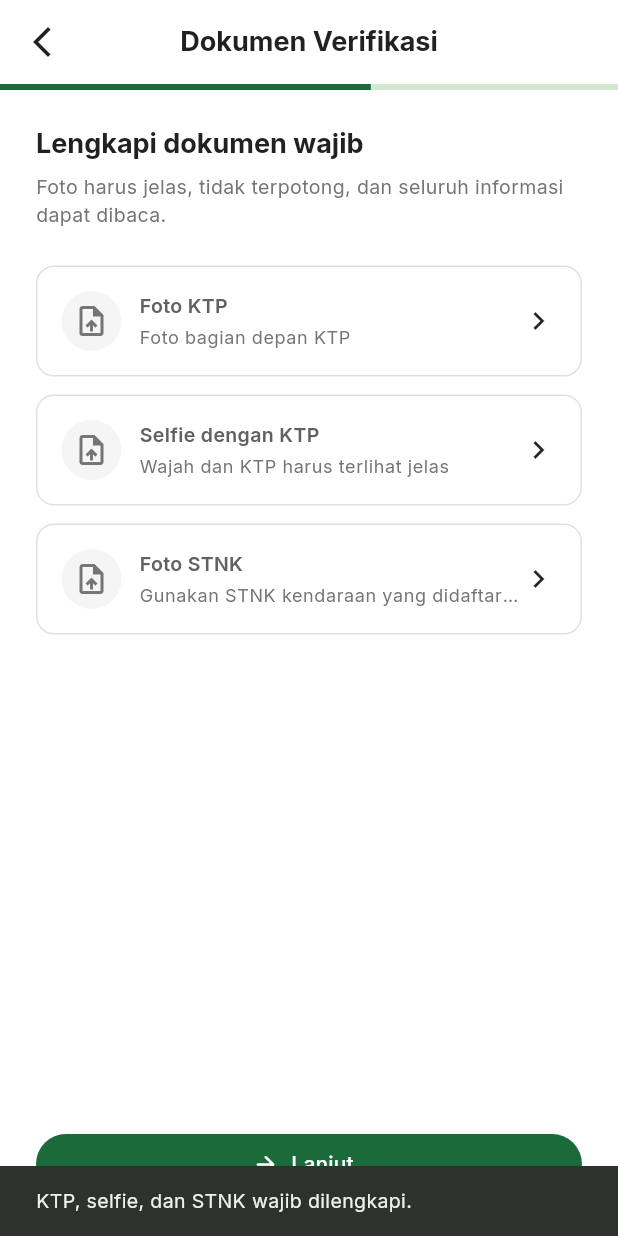
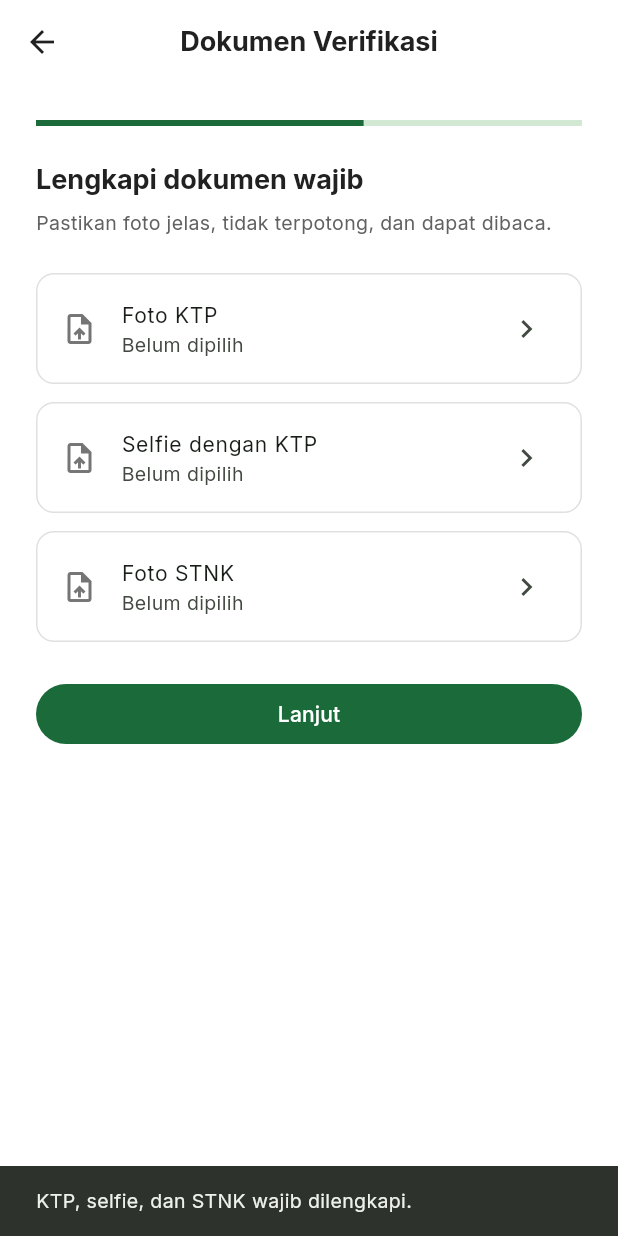
Before and after one commit to faridadamn/kopdar, a Flutter app: the RegistrationDocumentsPage screen opened directly, after a tap on "Lanjut", on a phone screen of 412 x 824 dp. Run offline on Flutter 3.47's test engine with Material 3 defaults, Android fonts, the phone set to English and light mode, and no system bars; our stand-ins replace dio, file_picker, flutter_animate, flutter_secure_storage, go_router, google_fonts and 4 more; accounts and stored records are empty; statements that could not run were skipped.

Commit message:
fix(registration): correct document page imports and flow

```diff
--- a/frontend/kopdar_driver/lib/features/auth/presentation/pages/registration_documents_page.dart
+++ b/frontend/kopdar_driver/lib/features/auth/presentation/pages/registration_documents_page.dart
@@ -15,28 +15,22 @@ class RegistrationDocumentsPage extends StatefulWidget {
 }
 
 class _RegistrationDocumentsPageState extends State<RegistrationDocumentsPage> {
-  final ImagePicker _picker = ImagePicker();
+  final _picker = ImagePicker();
   File? _ktp;
   File? _selfie;
   File? _stnk;
-  bool _loading = false;
+  bool _initialized = false;
 
   @override
   void didChangeDependencies() {
     super.didChangeDependencies();
+    if (!_initialized) {
       final draft = context.read<RegistrationDraftProvider>();
-    _ktp ??= draft.ktpPhoto;
-    _selfie ??= draft.selfiePhoto;
-    _stnk ??= draft.stnkPhoto;
+      _ktp = draft.ktpPhoto;
+      _selfie = draft.selfiePhoto;
+      _stnk = draft.stnkPhoto;
+      _initialized = true;
     }
-
-  Future<File?> _pick(ImageSource source) async {
-    final image = await _picker.pickImage(
-      source: source,
-      imageQuality: 80,
-      maxWidth: 1600,
-    );
-    return image == null ? null : File(image.path);
   }
 
   Future<void> _choose(String type) async {
@@ -60,38 +54,35 @@ class _RegistrationDocumentsPageState extends State<RegistrationDocumentsPage> {
       ),
     );
     if (source == null) return;
-    final file = await _pick(source);
-    if (file == null || !mounted) return;
+
+    final image = await _picker.pickImage(
+      source: source,
+      imageQuality: 80,
+      maxWidth: 1600,
+    );
+    if (image == null || !mounted) return;
+
     setState(() {
-      switch (type) {
-        case 'ktp':
-          _ktp = file;
-          break;
-        case 'selfie':
-          _selfie = file;
-          break;
-        case 'stnk':
-          _stnk = file;
-          break;
-      }
+      final file = File(image.path);
+      if (type == 'ktp') _ktp = file;
+      if (type == 'selfie') _selfie = file;
+      if (type == 'stnk') _stnk = file;
     });
   }
 
-  Future<void> _submit() async {
+  void _submit() {
     if (_ktp == null || _selfie == null || _stnk == null) {
       ScaffoldMessenger.of(context).showSnackBar(
         const SnackBar(content: Text('KTP, selfie, dan STNK wajib dilengkapi.')),
       );
       return;
     }
-    setState(() => _loading = true);
+
     context.read<RegistrationDraftProvider>().setDocuments(
           ktp: _ktp,
           selfie: _selfie,
           stnk: _stnk,
         );
-    if (!mounted) return;
-    setState(() => _loading = false);
     context.push('/register/platforms');
   }
 
@@ -99,73 +90,37 @@ class _RegistrationDocumentsPageState extends State<RegistrationDocumentsPage> {
   Widget build(BuildContext context) {
     return Scaffold(
       backgroundColor: AppColors.white,
-      appBar: AppBar(
-        title: const Text('Dokumen Verifikasi'),
-        leading: IconButton(
-          onPressed: () => context.pop(),
-          icon: const Icon(Icons.arrow_back_ios_new),
-        ),
-      ),
-      body: SafeArea(
-        child: Column(
+      appBar: AppBar(title: const Text('Dokumen Verifikasi')),
+      body: ListView(
+        padding: const EdgeInsets.all(24),
         children: [
           const LinearProgressIndicator(value: 0.6),
-            Expanded(
-              child: ListView(
-                padding: const EdgeInsets.all(24),
-                children: [
+          const SizedBox(height: 24),
           Text('Lengkapi dokumen wajib',
               style: Theme.of(context).textTheme.titleLarge),
           const SizedBox(height: 8),
-                  Text(
-                    'Foto harus jelas, tidak terpotong, dan seluruh informasi dapat dibaca.',
-                    style: Theme.of(context)
-                        .textTheme
-                        .bodyMedium
-                        ?.copyWith(color: AppColors.gray600),
-                  ),
+          const Text('Pastikan foto jelas, tidak terpotong, dan dapat dibaca.'),
           const SizedBox(height: 24),
           _DocumentTile(
             title: 'Foto KTP',
-                    subtitle: 'Foto bagian depan KTP',
             file: _ktp,
             onTap: () => _choose('ktp'),
           ),
           const SizedBox(height: 12),
           _DocumentTile(
             title: 'Selfie dengan KTP',
-                    subtitle: 'Wajah dan KTP harus terlihat jelas',
             file: _selfie,
             onTap: () => _choose('selfie'),
           ),
           const SizedBox(height: 12),
           _DocumentTile(
             title: 'Foto STNK',
-                    subtitle: 'Gunakan STNK kendaraan yang didaftarkan',
             file: _stnk,
             onTap: () => _choose('stnk'),
           ),
+          const SizedBox(height: 24),
+          FilledButton(onPressed: _submit, child: const Text('Lanjut')),
         ],
-              ),
-            ),
-            Padding(
-              padding: const EdgeInsets.all(24),
-              child: SizedBox(
-                width: double.infinity,
-                child: FilledButton.icon(
-                  onPressed: _loading ? null : _submit,
-                  icon: _loading
-                      ? const SizedBox.square(
-                          dimension: 18,
-                          child: CircularProgressIndicator(strokeWidth: 2),
-                        )
-                      : const Icon(Icons.arrow_forward_rounded),
-                  label: const Text('Lanjut'),
-                ),
-              ),
-            ),
-          ],
-        ),
       ),
     );
   }
@@ -173,64 +128,36 @@ class _RegistrationDocumentsPageState extends State<RegistrationDocumentsPage> {
 
 class _DocumentTile extends StatelessWidget {
   final String title;
-  final String subtitle;
   final File? file;
   final VoidCallback onTap;
 
   const _DocumentTile({
     required this.title,
-    required this.subtitle,
     required this.file,
     required this.onTap,
   });
 
   @override
   Widget build(BuildContext context) {
-    return InkWell(
+    return ListTile(
       onTap: onTap,
+      shape: RoundedRectangleBorder(
         borderRadius: BorderRadius.circular(12),
-      child: Container(
-        padding: const EdgeInsets.all(16),
-        decoration: BoxDecoration(
-          border: Border.all(
+        side: BorderSide(
           color: file == null ? AppColors.gray300 : AppColors.primary,
         ),
-          borderRadius: BorderRadius.circular(12),
       ),
-        child: Row(
-          children: [
-            CircleAvatar(
-              backgroundColor:
-                  file == null ? AppColors.gray100 : AppColors.primaryBg,
-              child: Icon(
-                file == null ? Icons.upload_file_outlined : Icons.check,
+      leading: Icon(
+        file == null ? Icons.upload_file_outlined : Icons.check_circle,
         color: file == null ? AppColors.gray600 : AppColors.primary,
       ),
-            ),
-            const SizedBox(width: 12),
-            Expanded(
-              child: Column(
-                crossAxisAlignment: CrossAxisAlignment.start,
-                children: [
-                  Text(title,
-                      style: const TextStyle(fontWeight: FontWeight.w600)),
-                  const SizedBox(height: 4),
-                  Text(
-                    file?.path.split(Platform.pathSeparator).last ?? subtitle,
+      title: Text(title),
+      subtitle: Text(
+        file == null ? 'Belum dipilih' : file!.uri.pathSegments.last,
         maxLines: 1,
         overflow: TextOverflow.ellipsis,
-                    style: Theme.of(context)
-                        .textTheme
-                        .bodySmall
-                        ?.copyWith(color: AppColors.gray600),
       ),
-                ],
-              ),
-            ),
-            const Icon(Icons.chevron_right),
-          ],
-        ),
-      ),
+      trailing: const Icon(Icons.chevron_right),
     );
   }
 }
```
Lines whose indentation alone changed are shown as unchanged.
